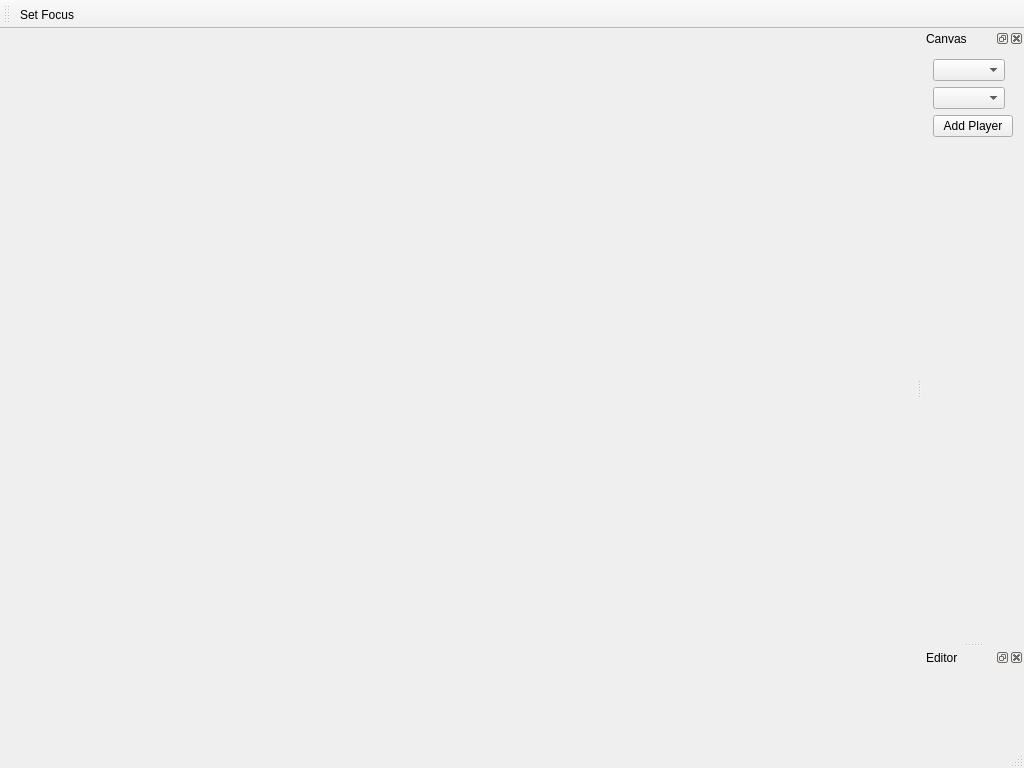
vos/planetattack, file mainwindow.ui: the form before one commit.
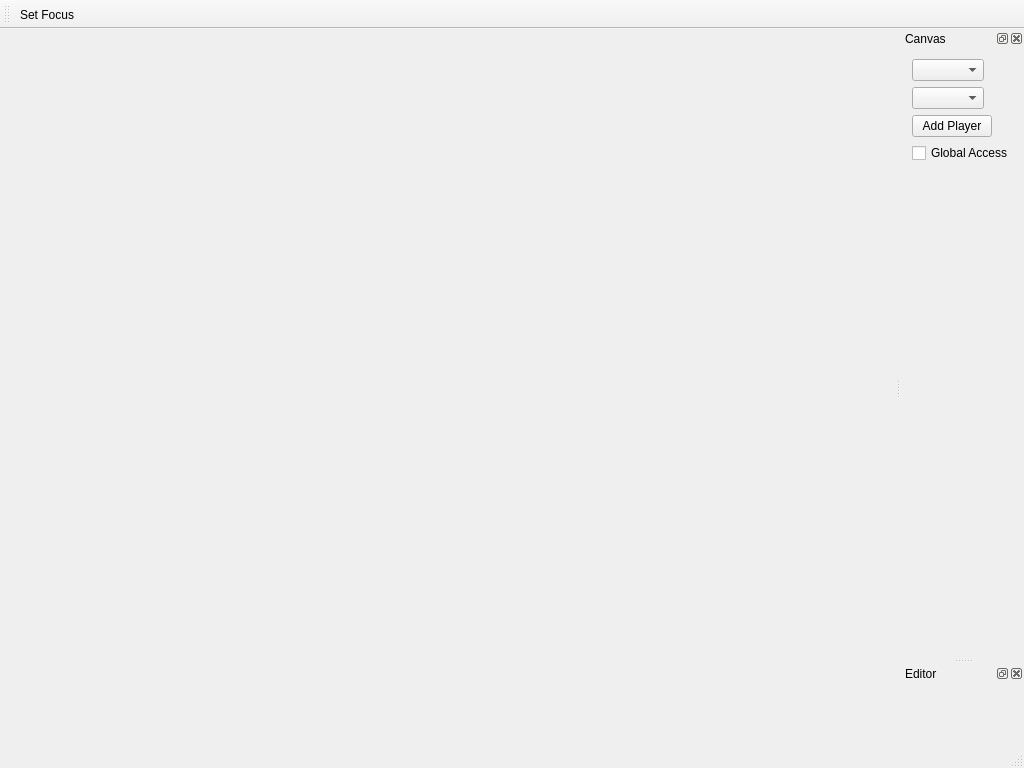
The form after the commit.

Commit message: added global access over all players

```diff
--- a/mainwindow.ui
+++ b/mainwindow.ui
@@ -56,6 +56,13 @@
        </property>
       </widget>
      </item>
+     <item row="3" column="0">
+      <widget class="QCheckBox" name="globalAccessCheckBox">
+       <property name="text">
+        <string>Global Access</string>
+       </property>
+      </widget>
+     </item>
     </layout>
    </widget>
   </widget>
```
The commit also changes 4 other files.
